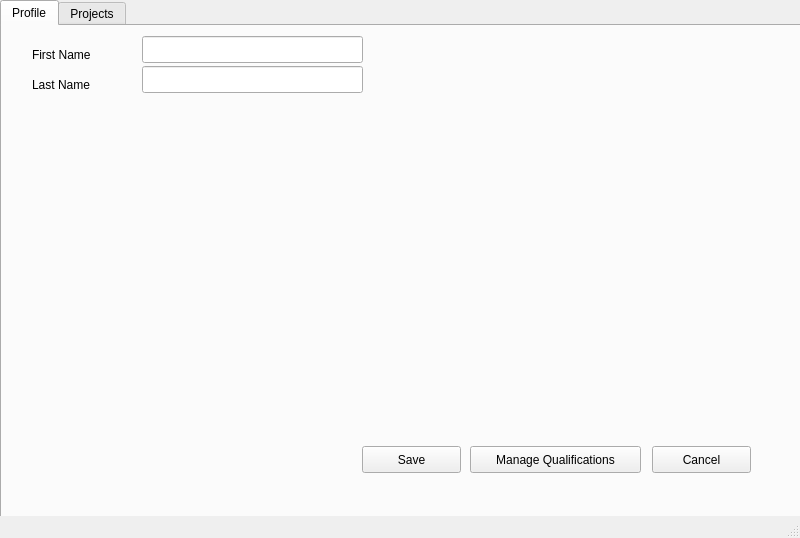
Before: the Qt Designer form studentwindow.ui in sprinklej/00100100, drawn with Qt 5.
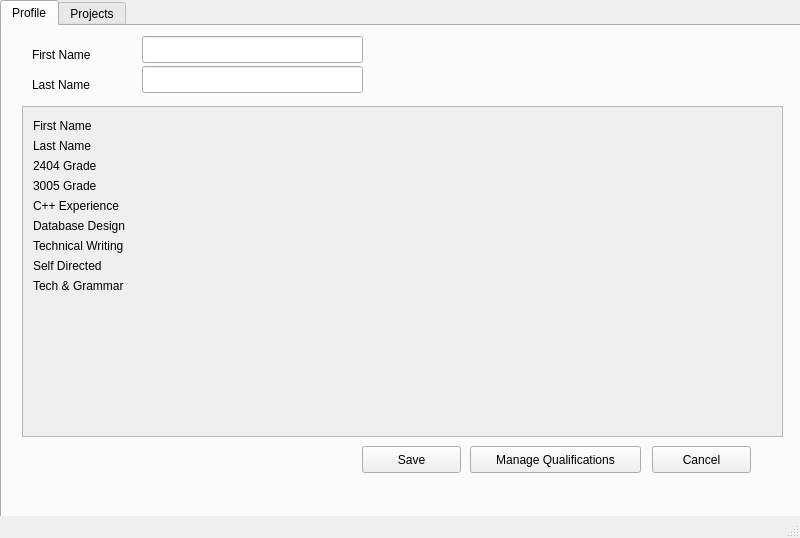
After: the same form once the commit is applied. The open tabs and pages were chosen to show the change.

```diff
--- a/studentwindow.ui
+++ b/studentwindow.ui
@@ -128,6 +128,146 @@
        <string/>
       </property>
      </widget>
+     <widget class="QScrollArea" name="scrollArea">
+      <property name="geometry">
+       <rect>
+        <x>20</x>
+        <y>80</y>
+        <width>761</width>
+        <height>331</height>
+       </rect>
+      </property>
+      <property name="widgetResizable">
+       <bool>true</bool>
+      </property>
+      <widget class="QWidget" name="scrollAreaWidgetContents">
+       <property name="geometry">
+        <rect>
+         <x>0</x>
+         <y>0</y>
+         <width>759</width>
+         <height>329</height>
+        </rect>
+       </property>
+       <widget class="QLabel" name="label">
+        <property name="geometry">
+         <rect>
+          <x>10</x>
+          <y>10</y>
+          <width>91</width>
+          <height>17</height>
+         </rect>
+        </property>
+        <property name="text">
+         <string>First Name</string>
+        </property>
+       </widget>
+       <widget class="QLabel" name="label_2">
+        <property name="geometry">
+         <rect>
+          <x>10</x>
+          <y>30</y>
+          <width>91</width>
+          <height>17</height>
+         </rect>
+        </property>
+        <property name="text">
+         <string>Last Name</string>
+        </property>
+       </widget>
+       <widget class="QLabel" name="label_5">
+        <property name="geometry">
+         <rect>
+          <x>10</x>
+          <y>50</y>
+          <width>91</width>
+          <height>17</height>
+         </rect>
+        </property>
+        <property name="text">
+         <string>2404 Grade</string>
+        </property>
+       </widget>
+       <widget class="QLabel" name="label_6">
+        <property name="geometry">
+         <rect>
+          <x>10</x>
+          <y>70</y>
+          <width>91</width>
+          <height>17</height>
+         </rect>
+        </property>
+        <property name="text">
+         <string>3005 Grade</string>
+        </property>
+       </widget>
+       <widget class="QLabel" name="label_7">
+        <property name="geometry">
+         <rect>
+          <x>10</x>
+          <y>90</y>
+          <width>121</width>
+          <height>17</height>
+         </rect>
+        </property>
+        <property name="text">
+         <string>C++ Experience</string>
+        </property>
+       </widget>
+       <widget class="QLabel" name="label_8">
+        <property name="geometry">
+         <rect>
+          <x>10</x>
+          <y>110</y>
+          <width>121</width>
+          <height>17</height>
+         </rect>
+        </property>
+        <property name="text">
+         <string>Database Design</string>
+        </property>
+       </widget>
+       <widget class="QLabel" name="label_9">
+        <property name="geometry">
+         <rect>
+          <x>10</x>
+          <y>130</y>
+          <width>121</width>
+          <height>17</height>
+         </rect>
+        </property>
+        <property name="text">
+         <string>Technical Writing</string>
+        </property>
+       </widget>
+       <widget class="QLabel" name="label_10">
+        <property name="geometry">
+         <rect>
+          <x>10</x>
+          <y>150</y>
+          <width>121</width>
+          <height>17</height>
+         </rect>
+        </property>
+        <property name="text">
+         <string>Self Directed</string>
+        </property>
+       </widget>
+       <widget class="QLabel" name="label_11">
+        <property name="geometry">
+         <rect>
+          <x>10</x>
+          <y>170</y>
+          <width>121</width>
+          <height>17</height>
+         </rect>
+        </property>
+        <property name="text">
+         <string>Tech &amp; Grammar</string>
+        </property>
+       </widget>
+      </widget>
+     </widget>
     </widget>
     <widget class="QWidget" name="tab_Projects">
      <attribute name="title">
@@ -159,26 +299,26 @@
        <string>&gt;</string>
       </property>
      </widget>
-     <widget class="QLabel" name="label">
+     <widget class="QLabel" name="text_allProj">
       <property name="geometry">
        <rect>
-        <x>50</x>
-        <y>10</y>
-        <width>111</width>
-        <height>17</height>
+        <x>60</x>
+        <y>20</y>
+        <width>131</width>
+        <height>31</height>
        </rect>
       </property>
       <property name="text">
        <string>All Projects</string>
       </property>
      </widget>
-     <widget class="QLabel" name="label_2">
+     <widget class="QLabel" name="text_joinedProj">
       <property name="geometry">
        <rect>
         <x>480</x>
-        <y>10</y>
-        <width>141</width>
-        <height>17</height>
+        <y>20</y>
+        <width>161</width>
+        <height>31</height>
        </rect>
       </property>
       <property name="text">
```
Left out of the diff: 77 changed lines with no effect on the pictures.
